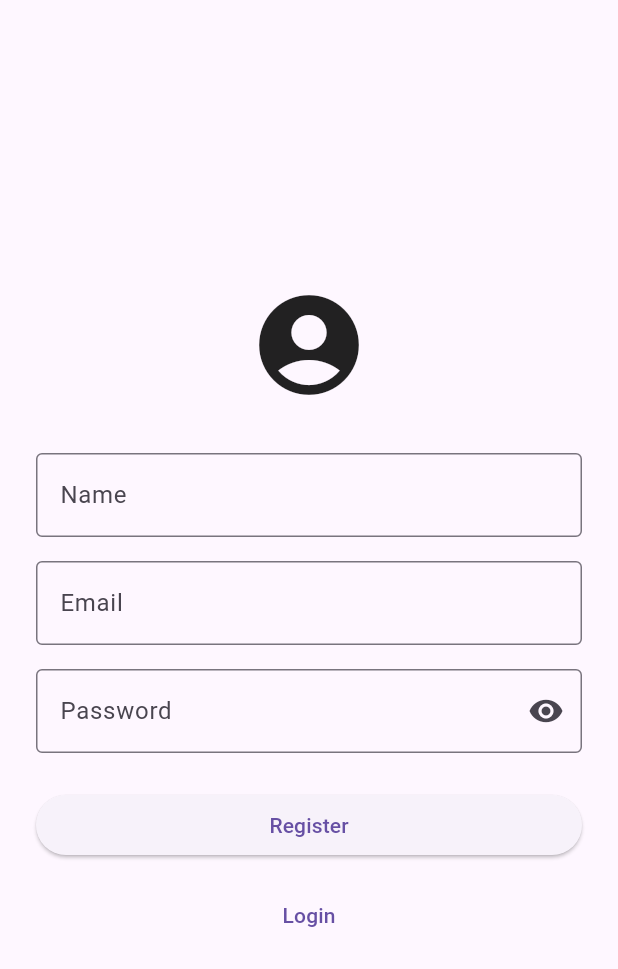
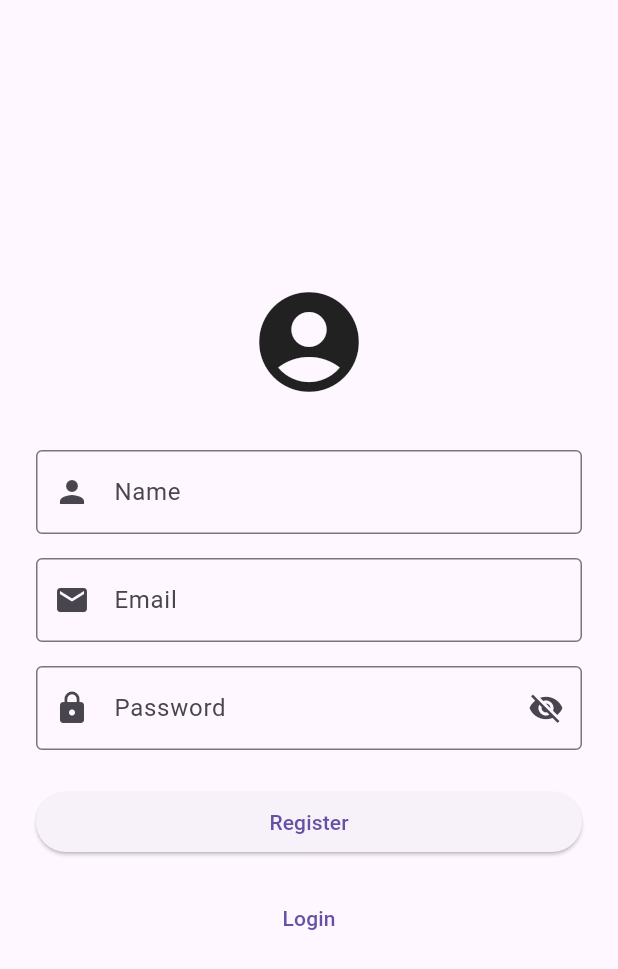
Before and after one commit to RulyOctareza/dicoding_story_app, a Flutter app: the screen it shows after launch, after a tap on "Login", after a tap on "Register", on a phone screen of 412 x 824 dp. Shown: the top 969 px of the screen. Run offline on Flutter 3.47's test engine with Material 3 defaults, Android fonts, the phone set to English and light mode, and no system bars; our stand-ins replace flutter_local_notifications, image_picker, shared_preferences.

Commit message:
Enhance UI and error handling in screens: - Added relative time display in home screen story subtitle. - Improved login and register screens with better validation and error message handling. - Updated story detail screen to use custom app bar and improved error states.

```diff
--- a/lib/screens/login_screen.dart
+++ b/lib/screens/login_screen.dart
@@ -2,6 +2,8 @@ import 'package:flutter/material.dart';
 import 'package:provider/provider.dart';
 import '../providers/session_provider.dart';
 import '../l10n/app_localizations.dart';
+import '../utils/validation_utils.dart';
+import '../widgets/custom_app_bar.dart';
 
 class LoginScreen extends StatefulWidget {
   const LoginScreen({super.key});
@@ -35,49 +37,55 @@ class _LoginScreenState extends State<LoginScreen> {
                   controller: _emailController,
                   decoration: InputDecoration(
                     labelText: loc.translate('email'),
+                    prefixIcon: const Icon(Icons.email),
                     border: const OutlineInputBorder(),
                   ),
-                  validator:
-                      (value) =>
-                          value == null || value.isEmpty
-                              ? 'Email required'
-                              : null,
+                  keyboardType: TextInputType.emailAddress,
+                  textInputAction: TextInputAction.next,
+                  validator: ValidationUtils.validateEmail,
                 ),
                 const SizedBox(height: 16),
                 TextFormField(
                   controller: _passwordController,
-                  obscureText: _obscurePassword,
                   decoration: InputDecoration(
                     labelText: loc.translate('password'),
+                    prefixIcon: const Icon(Icons.lock),
                     border: const OutlineInputBorder(),
                     suffixIcon: IconButton(
                       icon: Icon(
                         _obscurePassword
-                            ? Icons.visibility
-                            : Icons.visibility_off,
+                            ? Icons.visibility_off
+                            : Icons.visibility,
                       ),
-                      onPressed:
-                          () => setState(
-                            () => _obscurePassword = !_obscurePassword,
-                          ),
+                      onPressed: () {
+                        setState(() {
+                          _obscurePassword = !_obscurePassword;
+                        });
+                      },
                     ),
                   ),
-                  validator:
-                      (value) =>
-                          value == null || value.isEmpty
-                              ? 'Password required'
-                              : null,
+                  obscureText: _obscurePassword,
+                  validator: ValidationUtils.validatePassword,
                 ),
                 const SizedBox(height: 24),
+                if (sessionProvider.errorMessage != null)
+                  Padding(
+                    padding: const EdgeInsets.only(bottom: 16),
+                    child: Text(
+                      sessionProvider.errorMessage!,
+                      style: const TextStyle(color: Colors.red),
+                      textAlign: TextAlign.center,
+                    ),
+                  ),
                 SizedBox(
                   width: double.infinity,
                   child: ElevatedButton(
                     onPressed:
                         sessionProvider.isLoading
                             ? null
-                            : () async {
+                            : () {
                               if (_formKey.currentState!.validate()) {
-                                await sessionProvider.login(
+                                sessionProvider.login(
                                   _emailController.text,
                                   _passwordController.text,
                                   context,
@@ -86,25 +94,19 @@ class _LoginScreenState extends State<LoginScreen> {
                             },
                     child:
                         sessionProvider.isLoading
-                            ? const CircularProgressIndicator(
-                              color: Colors.white,
+                            ? const SizedBox(
+                              height: 20,
+                              width: 20,
+                              child: CircularProgressIndicator(strokeWidth: 2),
                             )
                             : Text(loc.translate('login')),
                   ),
                 ),
-                const SizedBox(height: 12),
+                const SizedBox(height: 16),
                 TextButton(
                   onPressed: () => sessionProvider.goToRegister(context),
                   child: Text(loc.translate('register')),
                 ),
-                if (sessionProvider.errorMessage != null)
-                  Padding(
-                    padding: const EdgeInsets.only(top: 16),
-                    child: Text(
-                      sessionProvider.errorMessage!,
-                      style: const TextStyle(color: Colors.red),
-                    ),
-                  ),
               ],
             ),
           ),
@@ -112,4 +114,11 @@ class _LoginScreenState extends State<LoginScreen> {
       ),
     );
   }
+
+  @override
+  void dispose() {
+    _emailController.dispose();
+    _passwordController.dispose();
+    super.dispose();
+  }
 }
--- a/lib/screens/register_screen.dart
+++ b/lib/screens/register_screen.dart
@@ -2,6 +2,7 @@ import 'package:flutter/material.dart';
 import 'package:provider/provider.dart';
 import '../providers/session_provider.dart';
 import '../l10n/app_localizations.dart';
+import '../utils/validation_utils.dart';
 
 class RegisterScreen extends StatefulWidget {
   const RegisterScreen({super.key});
@@ -36,62 +37,68 @@ class _RegisterScreenState extends State<RegisterScreen> {
                   controller: _nameController,
                   decoration: InputDecoration(
                     labelText: 'Name',
+                    prefixIcon: const Icon(Icons.person),
                     border: const OutlineInputBorder(),
                   ),
+                  textInputAction: TextInputAction.next,
                   validator:
                       (value) =>
-                          value == null || value.isEmpty
-                              ? 'Name required'
-                              : null,
+                          ValidationUtils.validateRequired(value, 'Name'),
                 ),
                 const SizedBox(height: 16),
                 TextFormField(
                   controller: _emailController,
                   decoration: InputDecoration(
                     labelText: loc.translate('email'),
+                    prefixIcon: const Icon(Icons.email),
                     border: const OutlineInputBorder(),
                   ),
-                  validator:
-                      (value) =>
-                          value == null || value.isEmpty
-                              ? 'Email required'
-                              : null,
+                  keyboardType: TextInputType.emailAddress,
+                  textInputAction: TextInputAction.next,
+                  validator: ValidationUtils.validateEmail,
                 ),
                 const SizedBox(height: 16),
                 TextFormField(
                   controller: _passwordController,
-                  obscureText: _obscurePassword,
                   decoration: InputDecoration(
                     labelText: loc.translate('password'),
+                    prefixIcon: const Icon(Icons.lock),
                     border: const OutlineInputBorder(),
                     suffixIcon: IconButton(
                       icon: Icon(
                         _obscurePassword
-                            ? Icons.visibility
-                            : Icons.visibility_off,
+                            ? Icons.visibility_off
+                            : Icons.visibility,
                       ),
-                      onPressed:
-                          () => setState(
-                            () => _obscurePassword = !_obscurePassword,
-                          ),
+                      onPressed: () {
+                        setState(() {
+                          _obscurePassword = !_obscurePassword;
+                        });
+                      },
                     ),
                   ),
-                  validator:
-                      (value) =>
-                          value == null || value.length < 8
-                              ? 'Password min 8 chars'
-                              : null,
+                  obscureText: _obscurePassword,
+                  validator: ValidationUtils.validatePassword,
                 ),
                 const SizedBox(height: 24),
+                if (sessionProvider.errorMessage != null)
+                  Padding(
+                    padding: const EdgeInsets.only(bottom: 16),
+                    child: Text(
+                      sessionProvider.errorMessage!,
+                      style: const TextStyle(color: Colors.red),
+                      textAlign: TextAlign.center,
+                    ),
+                  ),
                 SizedBox(
                   width: double.infinity,
                   child: ElevatedButton(
                     onPressed:
                         sessionProvider.isLoading
                             ? null
-                            : () async {
+                            : () {
                               if (_formKey.currentState!.validate()) {
-                                await sessionProvider.register(
+                                sessionProvider.register(
                                   _nameController.text,
                                   _emailController.text,
                                   _passwordController.text,
@@ -101,25 +108,19 @@ class _RegisterScreenState extends State<RegisterScreen> {
                             },
                     child:
                         sessionProvider.isLoading
-                            ? const CircularProgressIndicator(
-                              color: Colors.white,
+                            ? const SizedBox(
+                              height: 20,
+                              width: 20,
+                              child: CircularProgressIndicator(strokeWidth: 2),
                             )
                             : Text(loc.translate('register')),
                   ),
                 ),
-                const SizedBox(height: 12),
+                const SizedBox(height: 16),
                 TextButton(
                   onPressed: () => sessionProvider.goToLogin(context),
                   child: Text(loc.translate('login')),
                 ),
-                if (sessionProvider.errorMessage != null)
-                  Padding(
-                    padding: const EdgeInsets.only(top: 16),
-                    child: Text(
-                      sessionProvider.errorMessage!,
-                      style: const TextStyle(color: Colors.red),
-                    ),
-                  ),
               ],
             ),
           ),
@@ -127,4 +128,12 @@ class _RegisterScreenState extends State<RegisterScreen> {
       ),
     );
   }
+
+  @override
+  void dispose() {
+    _nameController.dispose();
+    _emailController.dispose();
+    _passwordController.dispose();
+    super.dispose();
+  }
 }
```
Also changed, not shown: lib/screens/home_screen.dart (+16 -4 lines), lib/screens/story_detail_screen.dart (+24 -16 lines).
